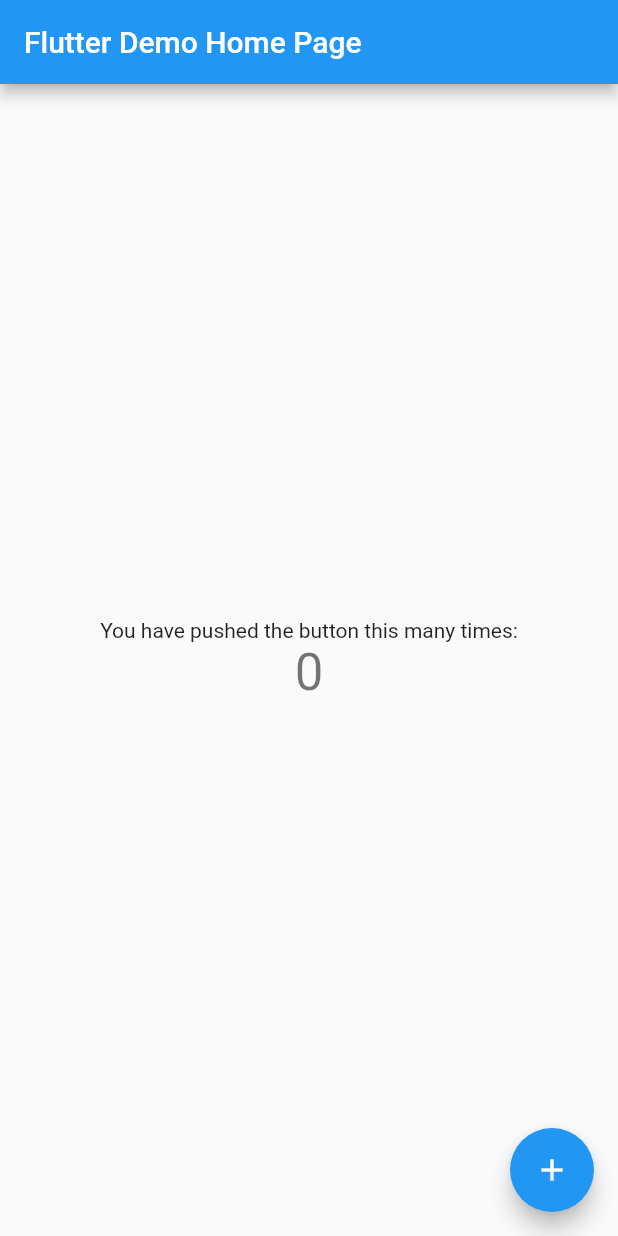
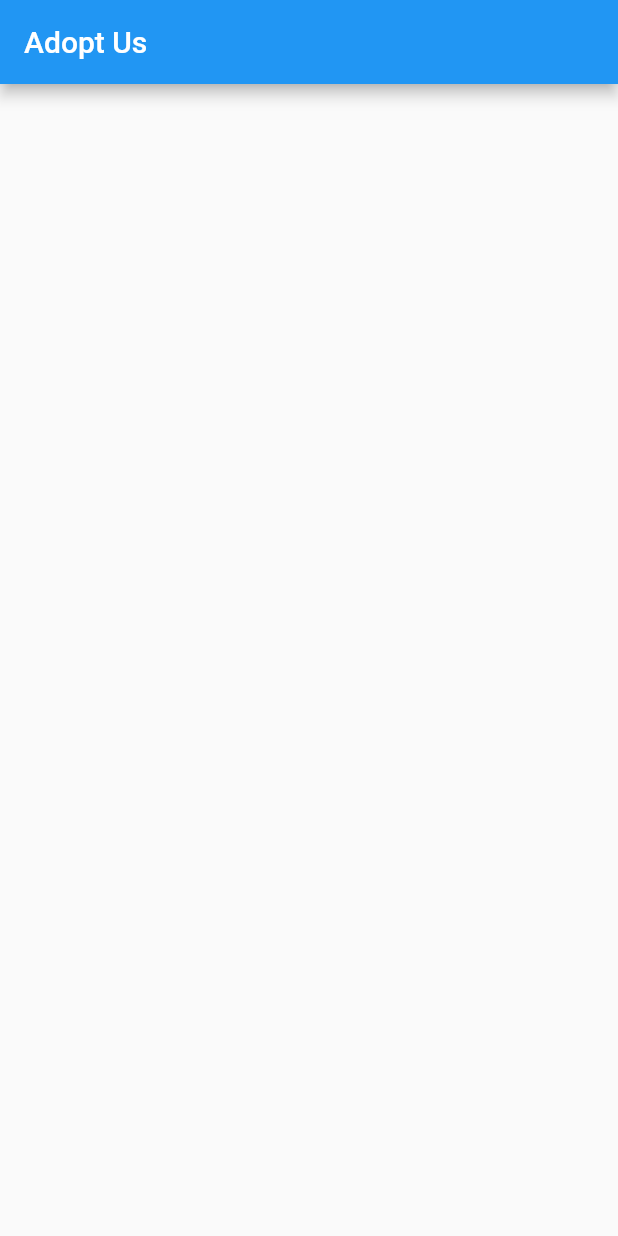
Before and after one commit to deepak252/pet-adopt-find-frontend, a Flutter app: the screen it shows after launch, on a phone screen of 412 x 824 dp. Run offline on Flutter 3.47's test engine with Material 2 defaults, Android fonts, the phone set to English and light mode, and no system bars; our stand-ins replace get.

Commit message:
Configuration, splash screen

```diff
--- /dev/null
+++ b/lib/config/device.dart
@@ -0,0 +1,4 @@
+abstract class Device{
+  static double height=780;
+  static double width=400;
+}
--- /dev/null
+++ b/lib/config/image_path.dart
@@ -0,0 +1,5 @@
+abstract class ImagePath{
+  static const _root= "assets/images";
+
+  static const String appIcon = "$_root/app_icon.png";
+}
--- a/lib/main.dart
+++ b/lib/main.dart
@@ -1,4 +1,6 @@
+import 'package:adopt_us/screens/splash_screen.dart';
 import 'package:flutter/material.dart';
+import 'package:get/get_navigation/get_navigation.dart';
 
 void main() {
   runApp(const MyApp());
@@ -7,109 +9,15 @@
 class MyApp extends StatelessWidget {
   const MyApp({Key? key}) : super(key: key);
 
-  // This widget is the root of your application.
   @override
   Widget build(BuildContext context) {
-    return MaterialApp(
-      title: 'Flutter Demo',
+    return GetMaterialApp(
+      title: 'Adopt Us',
+      debugShowCheckedModeBanner: false,
       theme: ThemeData(
-        // This is the theme of your application.
-        //
-        // Try running your application with "flutter run". You'll see the
-        // application has a blue toolbar. Then, without quitting the app, try
-        // changing the primarySwatch below to Colors.green and then invoke
-        // "hot reload" (press "r" in the console where you ran "flutter run",
-        // or simply save your changes to "hot reload" in a Flutter IDE).
-        // Notice that the counter didn't reset back to zero; the application
-        // is not restarted.
         primarySwatch: Colors.blue,
       ),
-      home: const MyHomePage(title: 'Flutter Demo Home Page'),
+      home: SplashScreen(),
     );
   }
 }
-
-class MyHomePage extends StatefulWidget {
-  const MyHomePage({Key? key, required this.title}) : super(key: key);
-
-  // This widget is the home page of your application. It is stateful, meaning
-  // that it has a State object (defined below) that contains fields that affect
-  // how it looks.
-
-  // This class is the configuration for the state. It holds the values (in this
-  // case the title) provided by the parent (in this case the App widget) and
-  // used by the build method of the State. Fields in a Widget subclass are
-  // always marked "final".
-
-  final String title;
-
-  @override
-  State<MyHomePage> createState() => _MyHomePageState();
-}
-
-class _MyHomePageState extends State<MyHomePage> {
-  int _counter = 0;
-
-  void _incrementCounter() {
-    setState(() {
-      // This call to setState tells the Flutter framework that something has
-      // changed in this State, which causes it to rerun the build method below
-      // so that the display can reflect the updated values. If we changed
-      // _counter without calling setState(), then the build method would not be
-      // called again, and so nothing would appear to happen.
-      _counter++;
-    });
-  }
-
-  @override
-  Widget build(BuildContext context) {
-    // This method is rerun every time setState is called, for instance as done
-    // by the _incrementCounter method above.
-    //
-    // The Flutter framework has been optimized to make rerunning build methods
-    // fast, so that you can just rebuild anything that needs updating rather
-    // than having to individually change instances of widgets.
-    return Scaffold(
-      appBar: AppBar(
-        // Here we take the value from the MyHomePage object that was created by
-        // the App.build method, and use it to set our appbar title.
-        title: Text(widget.title),
-      ),
-      body: Center(
-        // Center is a layout widget. It takes a single child and positions it
-        // in the middle of the parent.
-        child: Column(
-          // Column is also a layout widget. It takes a list of children and
-          // arranges them vertically. By default, it sizes itself to fit its
-          // children horizontally, and tries to be as tall as its parent.
-          //
-          // Invoke "debug painting" (press "p" in the console, choose the
-          // "Toggle Debug Paint" action from the Flutter Inspector in Android
-          // Studio, or the "Toggle Debug Paint" command in Visual Studio Code)
-          // to see the wireframe for each widget.
-          //
-          // Column has various properties to control how it sizes itself and
-          // how it positions its children. Here we use mainAxisAlignment to
-          // center the children vertically; the main axis here is the vertical
-          // axis because Columns are vertical (the cross axis would be
-          // horizontal).
-          mainAxisAlignment: MainAxisAlignment.center,
-          children: <Widget>[
-            const Text(
-              'You have pushed the button this many times:',
-            ),
-            Text(
-              '$_counter',
-              style: Theme.of(context).textTheme.headline4,
-            ),
-          ],
-        ),
-      ),
-      floatingActionButton: FloatingActionButton(
-        onPressed: _incrementCounter,
-        tooltip: 'Increment',
-        child: const Icon(Icons.add),
-      ), // This trailing comma makes auto-formatting nicer for build methods.
-    );
-  }
-}
--- /dev/null
+++ b/lib/screens/home_screen.dart
@@ -0,0 +1,16 @@
+import 'package:flutter/material.dart';
+
+class HomeScreen extends StatelessWidget {
+  const HomeScreen({ Key? key }) : super(key: key);
+
+  @override
+  Widget build(BuildContext context) {
+    return Scaffold(
+      appBar: AppBar(
+        title: Text("Adopt Us"),
+
+      ),
+      body: Container(),
+    );
+  }
+}
--- /dev/null
+++ b/lib/screens/splash_screen.dart
@@ -0,0 +1,40 @@
+import 'package:adopt_us/screens/home_screen.dart';
+import 'package:adopt_us/widgets/app_icon_widget.dart';
+import 'package:flutter/material.dart';
+
+class SplashScreen extends StatefulWidget {
+  SplashScreen({ Key? key }) : super(key: key);
+
+  @override
+  State<SplashScreen> createState() => _SplashScreenState();
+}
+
+class _SplashScreenState extends State<SplashScreen> {
+  final _loading=ValueNotifier(true);
+
+  @override
+  void initState() {
+    Future.delayed(const Duration(seconds: 3),()=>_loading.value=false);
+    super.initState();
+  }
+
+  @override
+  Widget build(BuildContext context) {
+    return ValueListenableBuilder<bool>(
+      valueListenable: _loading,
+      builder: (context, isLoading, child) {
+        if(isLoading){
+          return _splash;
+        }
+        return const HomeScreen();
+      }
+    );
+  }
+
+  Widget get _splash =>const  Scaffold(
+    backgroundColor: Colors.white,
+    body: Center(
+      child: AppIconWidget()
+    ),
+  );
+}
```
Also changed, not shown: lib/config/app_theme.dart (added, +37 -0 lines), lib/widgets/app_icon_widget.dart (added, +17 -0 lines), pubspec.yaml (+15 -8 lines), assets/fonts/Lato-Regular.ttf (added), assets/fonts/Poppins-Regular.ttf (added), assets/images/app_icon.png (added), pubspec.lock, 1 other file.
